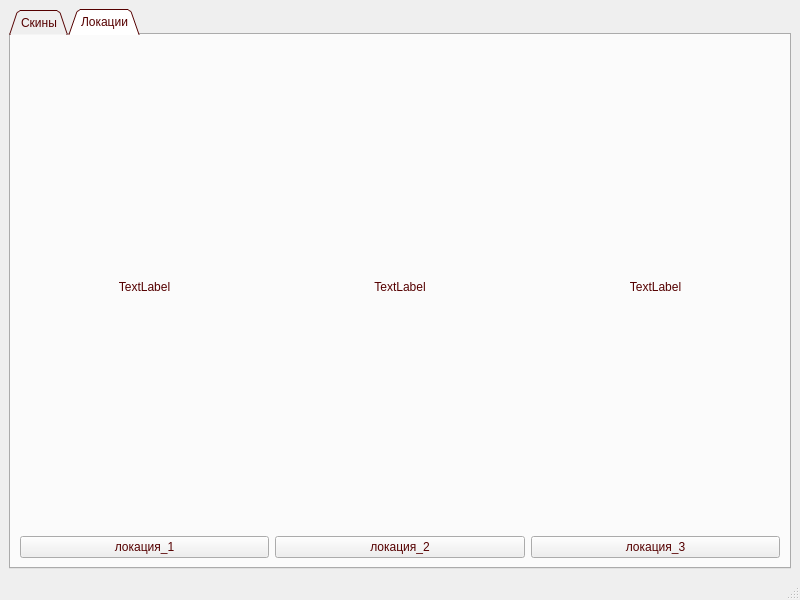
Old version of the form shop.ui in the repository Leonid-poc/Git_project.
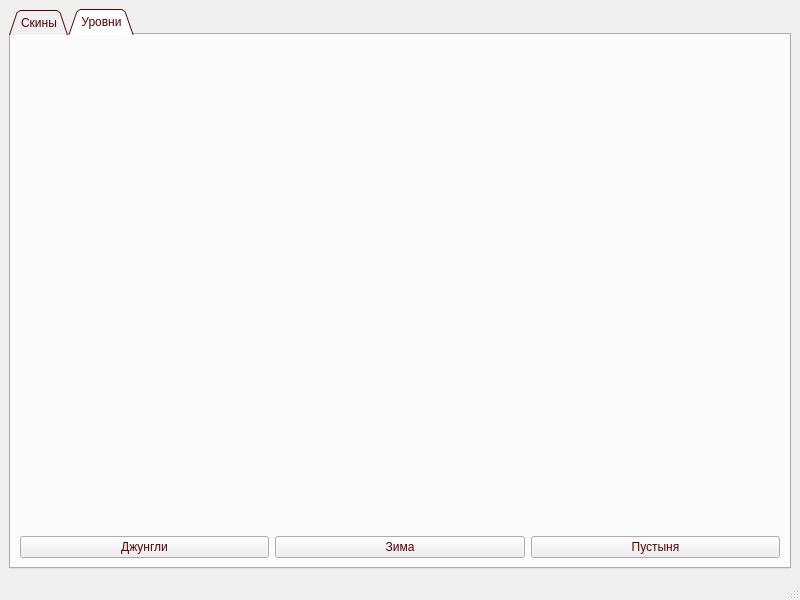
New version of the form. The open tabs and pages were chosen to show the change.

Commit message: наконец-то разобрался с локациями

```diff
--- a/shop.ui
+++ b/shop.ui
@@ -116,7 +116,7 @@
       </widget>
       <widget class="QWidget" name="tab_2">
        <attribute name="title">
-        <string>Локации</string>
+        <string>Уровни</string>
        </attribute>
        <layout class="QGridLayout" name="gridLayout_3">
         <item row="0" column="2">
@@ -125,7 +125,7 @@
            <number>1</number>
           </property>
           <property name="text">
-           <string>TextLabel</string>
+           <string/>
           </property>
           <property name="textFormat">
            <enum>Qt::AutoText</enum>
@@ -138,21 +138,21 @@
         <item row="1" column="0">
          <widget class="QPushButton" name="pushButton_4">
           <property name="text">
-           <string>локация_1</string>
+           <string>Джунгли</string>
           </property>
          </widget>
         </item>
         <item row="1" column="2">
          <widget class="QPushButton" name="pushButton_6">
           <property name="text">
-           <string>локация_3</string>
+           <string>Пустыня</string>
           </property>
          </widget>
         </item>
         <item row="1" column="1">
          <widget class="QPushButton" name="pushButton_5">
           <property name="text">
-           <string>локация_2</string>
+           <string>Зима</string>
           </property>
          </widget>
         </item>
@@ -162,7 +162,7 @@
            <number>1</number>
           </property>
           <property name="text">
-           <string>TextLabel</string>
+           <string/>
           </property>
           <property name="textFormat">
            <enum>Qt::AutoText</enum>
@@ -178,7 +178,7 @@
            <number>1</number>
           </property>
           <property name="text">
-           <string>TextLabel</string>
+           <string/>
           </property>
           <property name="textFormat">
            <enum>Qt::AutoText</enum>
```
Left out of the diff: 6 changed lines with no effect on the pictures. The commit also changes 1 other file.
